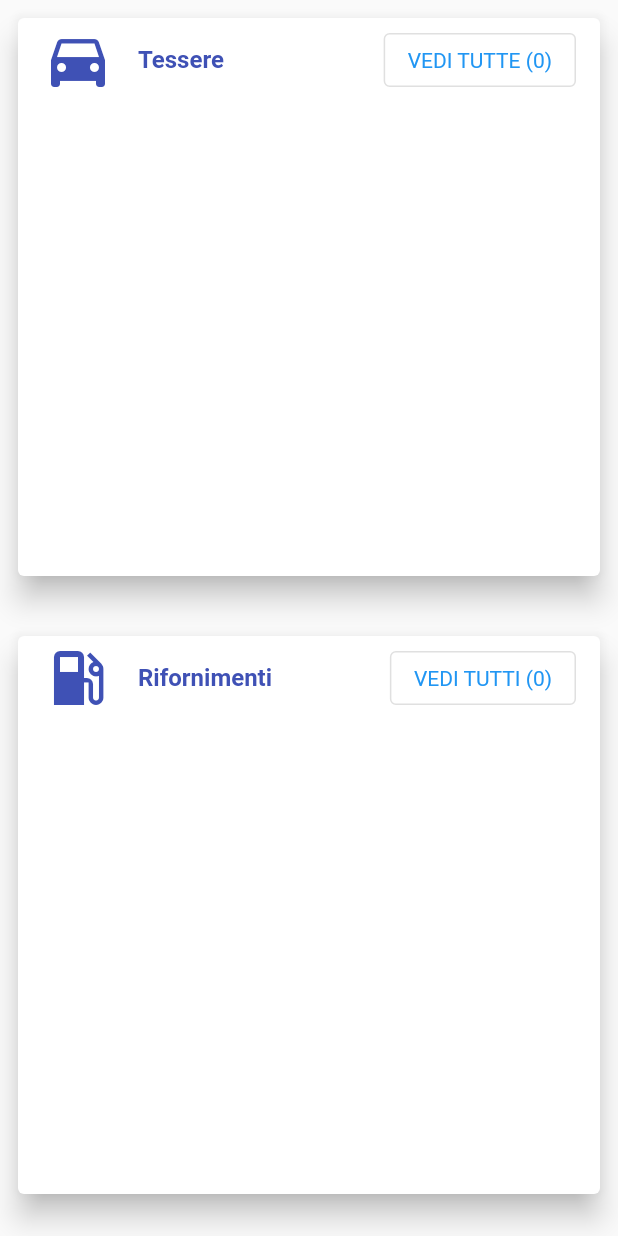
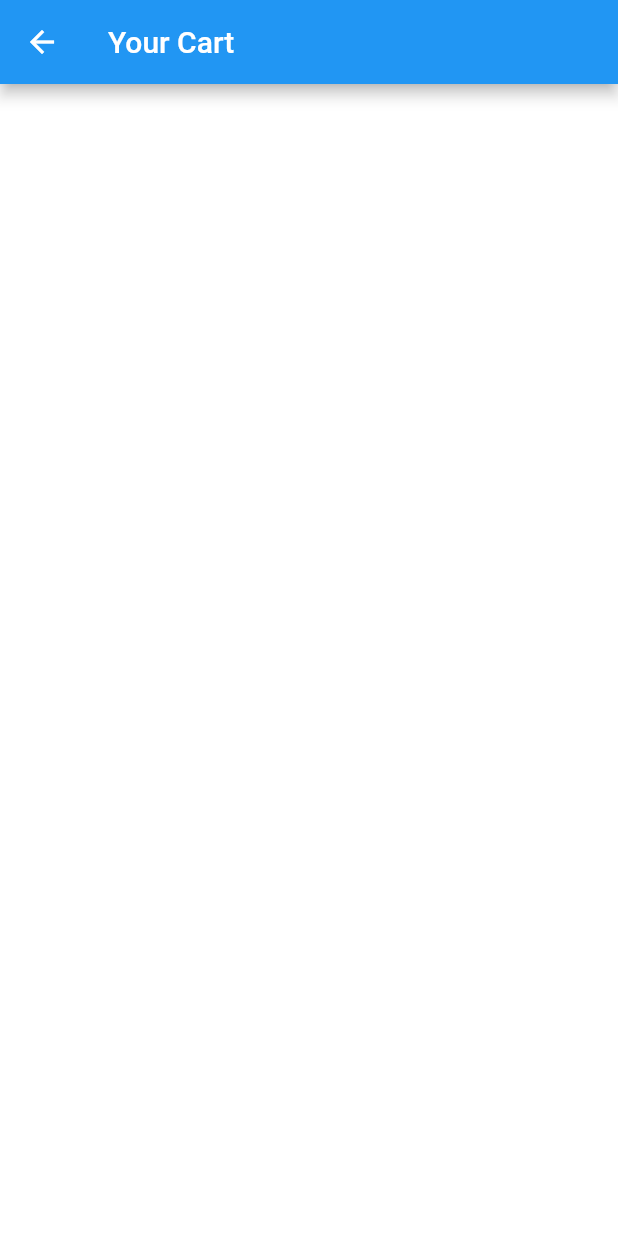
Before and after one commit to xcesco/benzapp-flutter, a Flutter app: the HomeFragment widget shown alone on an empty page, opened directly, after a tap on an icon or button, on a phone screen of 412 x 824 dp. Run offline on Flutter 3.47's test engine with Material 2 defaults, Android fonts, the phone set to English and light mode, and no system bars; our stand-ins replace built_collection, built_value, dio, firebase_core, firebase_messaging, firebase_remote_config and 8 more; missing offline and left inert: drawable, google_maps_cluster_manager; accounts and stored records are empty; generated files the repository leaves out were written again; network calls fail; Roboto replaces fonts that are missing (tillitium_web); statements that could not run were skipped.

Commit message:
@fixes #8 benzapp-flutter-8 Fragment Vehicle List

```diff
--- a/lib/ui/home/home_fragment.dart
+++ b/lib/ui/home/home_fragment.dart
@@ -3,8 +3,10 @@ import 'dart:math';
 import 'package:benzapp_flutter/repositories/model/refueling.dart';
 import 'package:benzapp_flutter/repositories/model/vehicle.dart';
 import 'package:benzapp_flutter/ui/home/home_view_model.dart';
-import 'package:benzapp_flutter/ui/home/refueling_item_widget.dart';
-import 'package:benzapp_flutter/ui/home/vehicle_item_widget.dart';
+import 'package:benzapp_flutter/ui/refuelings/refueling_item_widget.dart';
+import 'package:benzapp_flutter/ui/refuelings/refueling_screen.dart';
+import 'package:benzapp_flutter/ui/vehicles/vehicle_item_widget.dart';
+import 'package:benzapp_flutter/ui/vehicles/vehicles_screen.dart';
 import 'package:flutter/material.dart';
 import 'package:provider/provider.dart';
 
@@ -83,7 +85,7 @@ class _HomeFragmentState extends State<HomeFragment> {
 
   Widget _buildRefuelingTitle(int size) {
     return ListTile(
-        leading: Icon(Icons.local_gas_station, color: Colors.indigo, size: 48),
+        leading: const Icon(Icons.local_gas_station, color: Colors.indigo, size: 48),
         title: const Text(
           'Rifornimenti',
           style: TextStyle(color: Colors.indigo, fontWeight: FontWeight.bold),
@@ -91,6 +93,7 @@ class _HomeFragmentState extends State<HomeFragment> {
         trailing: OutlinedButton(
           onPressed: () {
             debugPrint('Received click');
+            Navigator.of(context).pushNamed(RefuelingScreen.routeName);
           },
           child: Text('VEDI TUTTI (${size})', style: TextStyle(fontWeight: FontWeight.w400),),
         ));
@@ -106,6 +109,7 @@ class _HomeFragmentState extends State<HomeFragment> {
         trailing: OutlinedButton(
           onPressed: () {
             debugPrint('Received click');
+            Navigator.of(context).pushNamed(VehicleScreen.routeName);
           },
           child: Text('VEDI TUTTE (${size})', style: TextStyle(fontWeight: FontWeight.w400),),
         ));
--- /dev/null
+++ b/lib/ui/vehicles/vehicles_screen.dart
@@ -0,0 +1,43 @@
+import 'package:benzapp_flutter/repositories/model/refueling.dart';
+import 'package:benzapp_flutter/repositories/model/vehicle.dart';
+import 'package:benzapp_flutter/ui/home/home_view_model.dart';
+import 'package:benzapp_flutter/ui/vehicles/vehicle_item_widget.dart';
+import 'package:flutter/material.dart';
+import 'package:provider/provider.dart';
+
+class VehicleScreen extends StatefulWidget {
+  const VehicleScreen({Key? key}) : super(key: key);
+
+  static const String routeName = '/vehicles';
+
+  @override
+  State<StatefulWidget> createState() {
+    return VehicleScreenState();
+  }
+}
+
+class VehicleScreenState extends State<VehicleScreen> {
+  @override
+  Widget build(BuildContext context) {
+    return Scaffold(
+        appBar: AppBar(
+          title: Text('Your Cart'),
+        ),
+        body: Container(
+            color: Colors.white,
+            child: Consumer<HomeViewModel>(
+                builder: (BuildContext context, HomeViewModel viewModel, Widget? child) =>
+                    FutureBuilder<List<Vehicle>>(
+                      future: viewModel.getTessere(),
+                      initialData: const <Vehicle>[],
+                      builder: (BuildContext buildContext, AsyncSnapshot<List<Vehicle>> snapshot) =>
+                          ListView.separated(
+                        separatorBuilder: (BuildContext context, int index) => const Divider(
+                          color: Colors.grey,
+                        ),
+                        itemBuilder: (BuildContext context, int position) => VehicleItem(snapshot.data![position]),
+                        itemCount: snapshot.data!.length,
+                      ),
+                    ))));
+  }
+}
```
Also changed, not shown: lib/main.dart (+4 -11 lines), lib/ui/main/main_screen.dart (+22 -0 lines), lib/ui/refuelings/refueling_screen.dart (added, +42 -0 lines), lib/ui/stations/stations_list_fragment.dart (+0 -56 lines), lib/ui/refuelings/refueling_item_widget.dart (renamed from lib/ui/home/refueling_item_widget.dart), lib/ui/vehicles/vehicle_item_widget.dart (renamed from lib/ui/home/vehicle_item_widget.dart), pubspec.lock.
